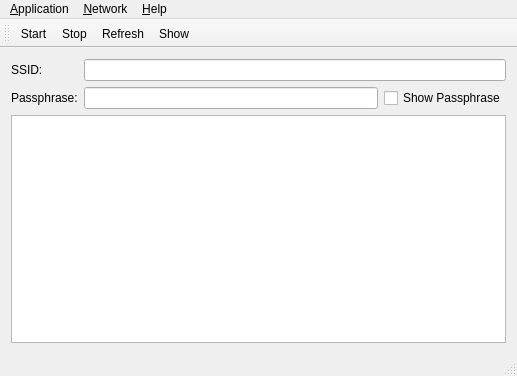
The window that mainwindow.ui (BrainB0ne/hostednetwork-gui) describes before a commit, drawn with Qt 5.
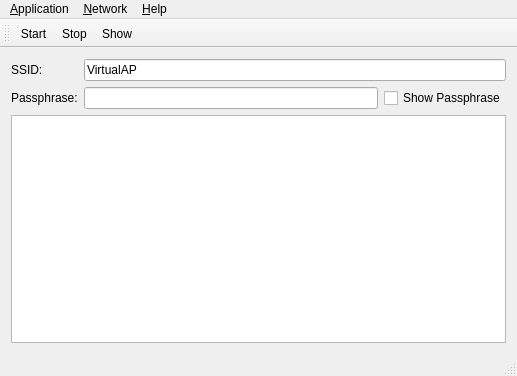
The same window after the commit. Icons and pictures are not drawn.

Commit message: added start, stop and show netsh wlan hostednetwork commands write output to logedit

```diff
--- a/mainwindow.ui
+++ b/mainwindow.ui
@@ -27,7 +27,11 @@
      </widget>
     </item>
     <item row="0" column="1" colspan="2">
-     <widget class="QLineEdit" name="ssidLineEdit"/>
+     <widget class="QLineEdit" name="ssidLineEdit">
+      <property name="text">
+       <string>VirtualAP</string>
+      </property>
+     </widget>
     </item>
     <item row="1" column="0">
      <widget class="QLabel" name="passphraseLabel">
@@ -100,7 +104,6 @@
    </attribute>
    <addaction name="actionStart"/>
    <addaction name="actionStop"/>
-   <addaction name="actionRefresh"/>
    <addaction name="actionShow"/>
   </widget>
   <widget class="QStatusBar" name="statusBar"/>
```
Left out of the diff: 25 changed lines with no effect on the pictures. The commit also changes 2 other files.
